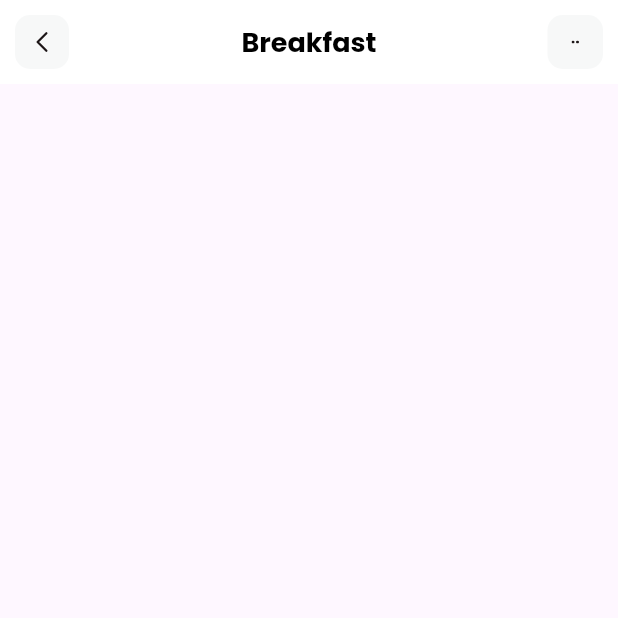
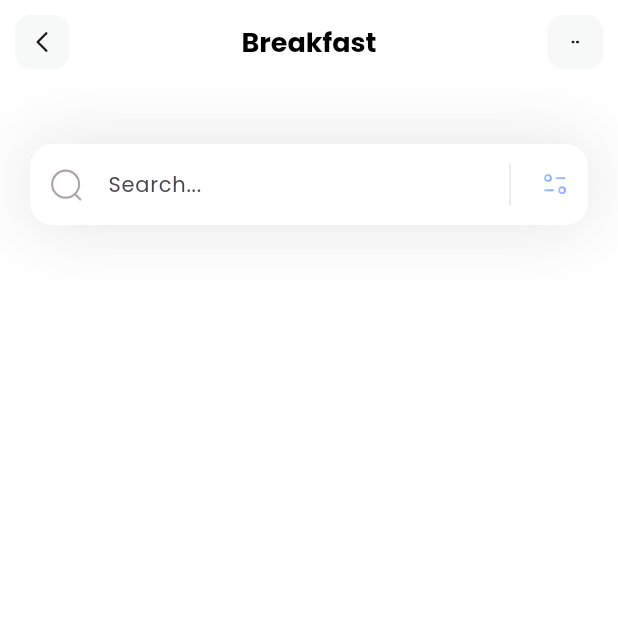
Before and after one commit to BardiaYaghmaie/fitdox-flutter-fitness-app, a Flutter app: the screen it shows after launch, on a phone screen of 412 x 824 dp, the top half of it. Run offline on Flutter 3.47's test engine with Material 3 defaults, Android fonts, the light colour scheme and no system bars; our stand-ins replace flutter_svg.

Commit message:
search field

```diff
--- a/lib/pages/home.dart
+++ b/lib/pages/home.dart
@@ -8,7 +8,72 @@ class Homepage extends StatelessWidget {
   @override
   Widget build(BuildContext context) {
     return Scaffold(
-      appBar: AppBar(
+      appBar: appBar(),
+      backgroundColor: Colors.white,
+      body: Column(
+        children: [
+          searchField()
+        ],
+        ),
+    );
+  }
+
+  Container searchField() {
+    return Container(
+          margin: EdgeInsets.only(top: 40, left: 20, right: 20),
+          decoration: BoxDecoration(
+            boxShadow: [
+              BoxShadow(
+                color: Colors.black.withOpacity(0.11),
+                blurRadius: 40,
+                spreadRadius: 0
+              )
+            ]
+          ),
+          child: TextField(
+            decoration: InputDecoration(
+              filled: true,
+              fillColor: Colors.white,
+              contentPadding: EdgeInsets.all(15),
+              hintText: "Search...",
+              hintStyle: TextStyle(
+                fontSize: 14
+              ),
+              prefixIcon: Padding(
+                padding: const EdgeInsets.all(12),
+                child: SvgPicture.asset('assets/icons/Search.svg'),
+              ),
+              suffixIcon: Container(
+                width: 100,
+                child: IntrinsicHeight(
+                  child: Row(
+                    mainAxisAlignment: MainAxisAlignment.end,
+                    children: [
+                      VerticalDivider(
+                        color: Colors.black,
+                        indent: 10,
+                        endIndent: 10,
+                        thickness: 0.1,
+                      ),
+                      Padding(
+                        padding: const EdgeInsets.all(12),
+                        child: SvgPicture.asset('assets/icons/Filter.svg'),
+                      ),
+                    ],
+                  ),
+                ),
+              ),
+              border: OutlineInputBorder(
+                borderRadius: BorderRadius.circular(15),
+                borderSide: BorderSide.none
+                )
+            ),
+          ),
+        );
+  }
+
+  AppBar appBar() {
+    return AppBar(
       title: Text(
         "Breakfast",
       style: TextStyle(color: Colors.black,
@@ -54,7 +119,6 @@ class Homepage extends StatelessWidget {
                   ),
         ),
       ],
-      ),
     );
   }
 }
```
Lines whose indentation alone changed are shown as unchanged.
